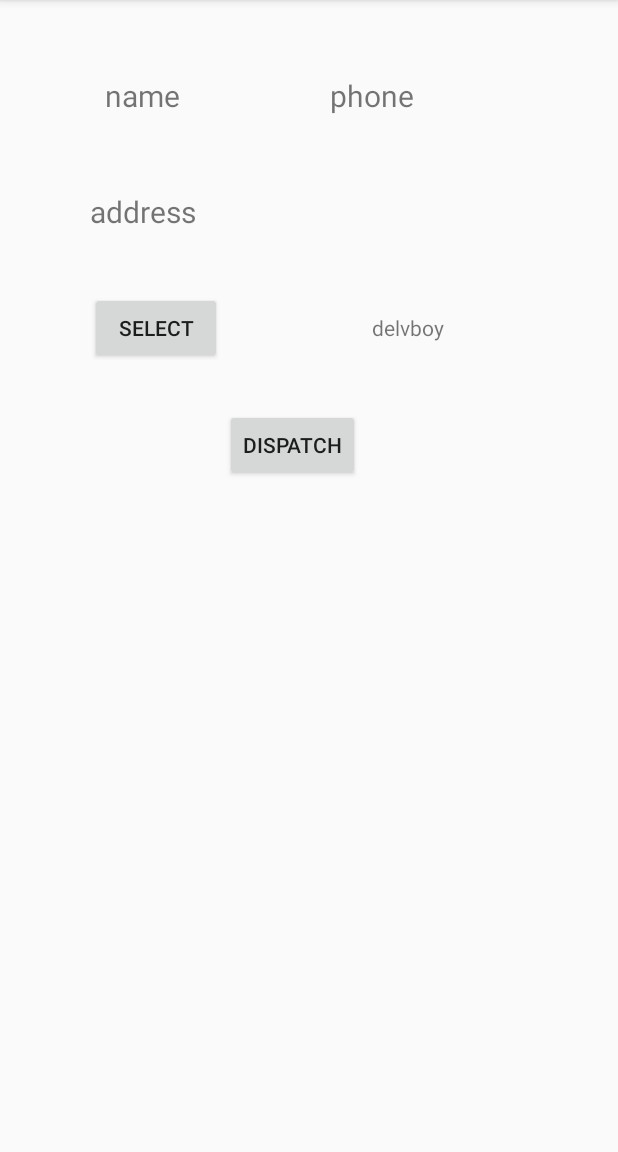
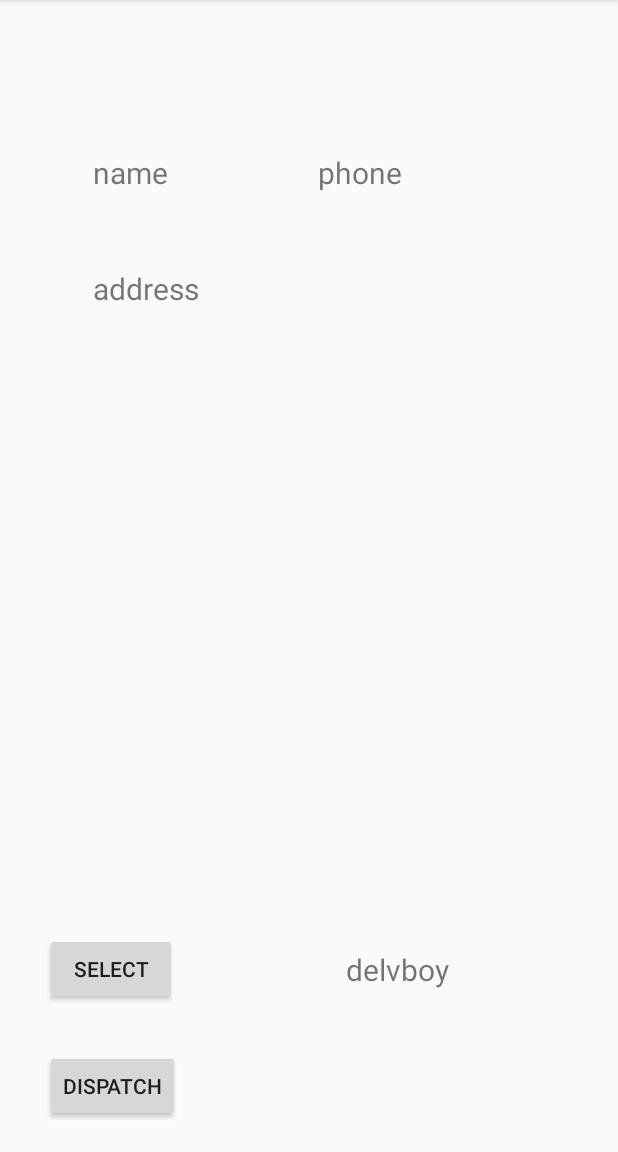
Before and after one commit to soham411/FoodOrderingSystem, an Android app: the OrderDetails screen opened directly, with no data from a screen before it, on a phone screen of 412 x 824 dp, the part 84-1236 px from its top. Run offline under Robolectric (Android 15) with nearby library versions, the phone set to English and light mode, and no system bars; our stand-ins replace Firebase (no records; nobody signed in at launch, a user with empty details on screens opened directly).

```diff
--- a/app/src/main/java/com/example/foodorderingsystem/CartFragment.java
+++ b/app/src/main/java/com/example/foodorderingsystem/CartFragment.java
@@ -29,7 +29,7 @@ public class CartFragment extends Fragment {
     private String fooditemname;
     private String fooditemprice= rupeesymbol+" 0";
     private String foodquantity;
-    public MyAdapterCart adapterCart;
+    public static MyAdapterCart adapterCart;
     public  static ArrayList<String> fname = new ArrayList<>();
     public  static ArrayList<String> fprice = new ArrayList<>();
     public  static ArrayList<String> fquantity = new ArrayList<>();
--- a/app/src/main/java/com/example/foodorderingsystem/OrderDetails.java
+++ b/app/src/main/java/com/example/foodorderingsystem/OrderDetails.java
@@ -4,8 +4,11 @@ import androidx.annotation.NonNull;
 import androidx.appcompat.app.AppCompatActivity;
 
 import android.os.Bundle;
+import android.view.View;
 import android.widget.ArrayAdapter;
+import android.widget.Button;
 import android.widget.ListView;
+import android.widget.TextView;
 
 import com.google.firebase.auth.FirebaseAuth;
 import com.google.firebase.database.DataSnapshot;
@@ -15,12 +18,21 @@ import com.google.firebase.database.FirebaseDatabase;
 import com.google.firebase.database.ValueEventListener;
 
 import java.util.ArrayList;
+import java.util.HashMap;
 import java.util.Objects;
 
 public class OrderDetails extends AppCompatActivity {
-public static String uid;
-public static String restantname;
-ListView listView;
+    public static String uid;
+    public static String restantname;
+    public static String delivname;
+    ListView listView;
+    TextView name;
+    TextView address;
+    TextView phoneno;
+    TextView delvboy;
+    Button selectDelv;
+    Button dispatch;
+
     private FirebaseAuth auth;
     @Override
     protected void onCreate(Bundle savedInstanceState) {
@@ -28,9 +40,14 @@ ListView listView;
         setContentView(R.layout.activity_order_details);
         auth = FirebaseAuth.getInstance();
         listView = findViewById(R.id.itemlist);
+        delvboy = findViewById(R.id.delivname);
+        name = findViewById(R.id.namedelv);
+        phoneno = findViewById(R.id.phonedelv);
+        address = findViewById(R.id.addressdelv);
         final ArrayList<String> orderlist = new ArrayList<>();
         final ArrayAdapter<String> adapterR = new ArrayAdapter<String>(this,R.layout.list_item,orderlist);
         listView.setAdapter(adapterR);
+
         DatabaseReference ref = FirebaseDatabase.getInstance().getReference().child("Users").child("Manager").child(auth.getCurrentUser().getUid());
         ref.addValueEventListener(new ValueEventListener() {
             @Override
@@ -41,6 +58,7 @@ ListView listView;
                     {
                         restantname = dataSnapshot.getValue().toString();
                         DatabaseReference ref1 = FirebaseDatabase.getInstance().getReference().child("Orders").child(restantname).child(uid);
+
                         ref1.addValueEventListener(new ValueEventListener() {
                             @Override
                             public void onDataChange(@NonNull DataSnapshot snapshot) {
@@ -67,6 +85,102 @@ ListView listView;
 
             }
         });
+        DatabaseReference ref2 = FirebaseDatabase.getInstance().getReference().child("Users").child("Customer").child(uid);
+        ref2.addValueEventListener(new ValueEventListener() {
+            @Override
+            public void onDataChange(@NonNull DataSnapshot snapshot) {
+                for(DataSnapshot dataSnapshot : snapshot.getChildren())
+                {
+                    switch (dataSnapshot.getKey())
+                    {
+                        case "username" :
+                            name.setText(dataSnapshot.getValue().toString());
+                            break;
+                        case "address" :
+                            address.setText(dataSnapshot.getValue().toString());
+                            break;
+                        case "phoneno":
+                            phoneno.setText(dataSnapshot.getValue().toString());
+                            break;
+                        default:break;
+
+                    }
+
+                }
+            }
+
+            @Override
+            public void onCancelled(@NonNull DatabaseError error) {
+
+            }
+        });
+        selectDelv = findViewById(R.id.selectdelv);
+        dispatch = findViewById(R.id.dispatch);
+        DatabaseReference ref3 = FirebaseDatabase.getInstance().getReference().child("DeliveryPersonnel");
+        ref3.addValueEventListener(new ValueEventListener() {
+            @Override
+            public void onDataChange(@NonNull DataSnapshot snapshot) {
+                for(DataSnapshot dataSnapshot : snapshot.getChildren())
+                {
+                    delvboy.setText(dataSnapshot.getValue().toString());
+                }
+            }
+
+            @Override
+            public void onCancelled(@NonNull DatabaseError error) {
+
+            }
+        });
+        dispatch.setOnClickListener(new View.OnClickListener() {
+            @Override
+            public void onClick(View v) {
+                DatabaseReference ref4 = FirebaseDatabase.getInstance().getReference().child("Users").child("Manager").child(auth.getCurrentUser().getUid());
+                ref4.addValueEventListener(new ValueEventListener() {
+                    @Override
+                    public void onDataChange(@NonNull DataSnapshot snapshot) {
+                        for(DataSnapshot dataSnapshot : snapshot.getChildren())
+                        {
+                            if(Objects.equals(dataSnapshot.getKey(), "Restaurant"))
+                            {
+                                String restantname = dataSnapshot.getValue().toString();
+                                DatabaseReference ref1 = FirebaseDatabase.getInstance().getReference().child("Orders").child(restantname).child(uid);
+                                HashMap<String,Object> reg_user = new HashMap<String,Object>();
+//                                reg_user.put(newfoodname.getText().toString(),newfoodprice.getText().toString());
+                                ref1.updateChildren(reg_user);
+
+
+                            }
+                        }
+                    }
+
+                    @Override
+                    public void onCancelled(@NonNull DatabaseError error) {
+
+                    }
+                });
+
+
+            }
+        });
+//        selectDelv.setOnClickListener(new View.OnClickListener() {
+//            @Override
+//            public void onClick(View v) {
+//               delvboy.setText(delivname);
+//            }
+//        });
 
     }
+
+    public void setname(String s)
+    {
+        delvboy.setText(s);
+
+    }
+
+
+    private String openDelvDialog() {
+        DeliveryDialog deliveryDialog = new DeliveryDialog();
+        deliveryDialog.show(getSupportFragmentManager(),"Add Food Item");
+        return deliveryDialog.getDelivname();
+    }
 }
--- a/app/src/main/java/com/example/foodorderingsystem/PaymentActivity.java
+++ b/app/src/main/java/com/example/foodorderingsystem/PaymentActivity.java
@@ -51,7 +51,7 @@ public class PaymentActivity extends AppCompatActivity {
 //                    String index = Integer.toString(i);
                     String str = finalorderlist.get(i);
                     String strlist[] = str.split(" - ",0);
-                    ref.child(strlist[1]).child(auth.getCurrentUser().getUid()).child(strlist[0]).setValue(strlist[2]+" "+strlist[3]+" COD");
+                    ref.child(strlist[1]).child(auth.getCurrentUser().getUid()).child(strlist[0]).setValue(strlist[2]+" "+strlist[3]);
 //
                 }
                 startActivity(new Intent(PaymentActivity.this,TrackActivity.class));
@@ -67,7 +67,7 @@ public class PaymentActivity extends AppCompatActivity {
                     String index = Integer.toString(i);
                     String str = finalorderlist.get(i);
                     String strlist[] = str.split(" - ",0);
-                    ref.child(strlist[1]).child(auth.getCurrentUser().getUid()).child(strlist[0]).setValue(strlist[2]+" "+strlist[3]+" OP");
+                    ref.child(strlist[1]).child(auth.getCurrentUser().getUid()).child(strlist[0]).setValue(strlist[2]+" "+strlist[3]);
 
                 }
                 startActivity(new Intent(PaymentActivity.this,OnlinePayActivity.class));
--- a/app/src/main/res/layout/activity_order_details.xml
+++ b/app/src/main/res/layout/activity_order_details.xml
@@ -7,10 +7,11 @@
     tools:context=".OrderDetails">
 
     <LinearLayout
-        android:layout_width="match_parent"
-        android:layout_height="match_parent"
+        android:layout_width="408dp"
+        android:layout_height="500dp"
+        android:layout_marginBottom="80dp"
         android:orientation="vertical"
-        app:layout_constraintBottom_toBottomOf="parent"
+        app:layout_constraintBottom_toTopOf="@+id/selectdelv"
         app:layout_constraintEnd_toEndOf="parent"
         app:layout_constraintStart_toStartOf="parent"
         app:layout_constraintTop_toTopOf="parent">
@@ -18,23 +19,24 @@
         <LinearLayout
             android:layout_width="match_parent"
             android:layout_height="wrap_content"
-            android:orientation="horizontal"
-            android:layout_marginTop="50dp">
+            android:layout_marginTop="80dp"
+            android:orientation="horizontal">
 
             <TextView
                 android:id="@+id/namedelv"
                 android:layout_width="wrap_content"
                 android:layout_height="wrap_content"
+                android:layout_marginLeft="60dp"
                 android:text="name"
-                android:textSize="20sp"
-                android:layout_marginLeft="70dp"/>
+                android:textSize="20sp" />
+
             <TextView
                 android:id="@+id/phonedelv"
                 android:layout_width="wrap_content"
                 android:layout_height="wrap_content"
-                android:textSize="20sp"
+                android:layout_marginLeft="100dp"
                 android:text="phone"
-                android:layout_marginLeft="100dp"/>
+                android:textSize="20sp" />
 
 
         </LinearLayout>
@@ -44,11 +46,11 @@
             android:layout_width="wrap_content"
             android:layout_height="wrap_content"
             android:layout_marginStart="60dp"
+            android:layout_marginLeft="80dp"
             android:layout_marginTop="50dp"
             android:layout_marginBottom="20dp"
-            android:layout_marginLeft="80dp"
             android:text="address"
-            android:textSize="20sp"/>
+            android:textSize="20sp" />
 
         <ListView
             android:id="@+id/itemlist"
@@ -57,39 +59,39 @@
             android:layout_marginTop="10dp"
             android:layout_marginBottom="10dp" />
 
-        <LinearLayout
-            android:layout_width="match_parent"
-            android:layout_height="wrap_content"
-            android:orientation="horizontal">
+
+    </LinearLayout>
 
     <Button
         android:id="@+id/selectdelv"
         android:layout_width="wrap_content"
         android:layout_height="wrap_content"
-                android:layout_marginStart="60dp"
+        android:layout_marginStart="30dp"
         android:layout_marginBottom="30dp"
-                android:text="Select" />
+        android:text="Select"
+        app:layout_constraintBottom_toTopOf="@+id/dispatch"
+        app:layout_constraintStart_toStartOf="parent" />
 
     <TextView
         android:id="@+id/delivname"
         android:layout_width="wrap_content"
         android:layout_height="wrap_content"
-                android:layout_marginBottom="50dp"
+        android:layout_marginBottom="40dp"
         android:text="delvboy"
-                android:layout_marginLeft="100dp"/>
-        </LinearLayout>
+        android:textSize="20sp"
+        app:layout_constraintBottom_toTopOf="@+id/dispatch"
+        app:layout_constraintEnd_toEndOf="parent"
+        app:layout_constraintStart_toEndOf="@+id/selectdelv" />
 
     <Button
         android:id="@+id/dispatch"
         android:layout_width="wrap_content"
         android:layout_height="wrap_content"
+        android:layout_marginStart="30dp"
         android:layout_marginBottom="20dp"
-            android:layout_marginLeft="150dp"
-            android:text="Dispatch" />
-    </LinearLayout>
-
-
-
+        android:text="Dispatch"
+        app:layout_constraintBottom_toBottomOf="parent"
+        app:layout_constraintStart_toStartOf="parent" />
 
 
 </androidx.constraintlayout.widget.ConstraintLayout>
--- a/build.gradle
+++ b/build.gradle
@@ -5,7 +5,7 @@ buildscript {
         jcenter()
     }
     dependencies {
-        classpath "com.android.tools.build:gradle:4.0.1"
+        classpath 'com.android.tools.build:gradle:4.1.0'
         classpath 'com.google.gms:google-services:4.3.3'
 
         // NOTE: Do not place your application dependencies here; they belong
```
Also changed, not shown: app/src/main/java/com/example/foodorderingsystem/DeliveryDialog.java (added, +91 -0 lines), app/src/main/java/com/example/foodorderingsystem/TrackActivity.java (+81 -1 lines), app/src/main/res/layout/activity_track.xml (+64 -0 lines), app/src/main/res/layout/delv_item_list.xml (added, +17 -0 lines), gradle/wrapper/gradle-wrapper.properties. Lines whose indentation alone changed are shown as unchanged.
